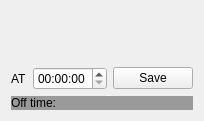
The window that ShutDownPC/widget.ui (rafal-tarnow/Shut_down_pc) describes before a commit, drawn with Qt 5.
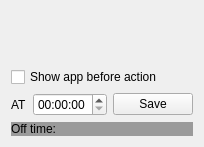
The same window after the commit.

Patch:
```diff
--- a/ShutDownPC/widget.ui
+++ b/ShutDownPC/widget.ui
@@ -7,21 +7,21 @@
     <x>0</x>
     <y>0</y>
     <width>203</width>
-    <height>97</height>
+    <height>117</height>
    </rect>
   </property>
   <property name="windowTitle">
    <string>Widget</string>
   </property>
   <layout class="QGridLayout" name="gridLayout">
-   <item row="1" column="2">
+   <item row="2" column="2">
     <widget class="QPushButton" name="pushButton_save">
      <property name="text">
       <string>Save</string>
      </property>
     </widget>
    </item>
-   <item row="1" column="0">
+   <item row="2" column="0">
     <widget class="QLabel" name="label_2">
      <property name="sizePolicy">
       <sizepolicy hsizetype="Maximum" vsizetype="Preferred">
@@ -34,7 +34,7 @@
      </property>
     </widget>
    </item>
-   <item row="1" column="1">
+   <item row="2" column="1">
     <widget class="QTimeEdit" name="timeEdit">
      <property name="sizePolicy">
       <sizepolicy hsizetype="Maximum" vsizetype="Fixed">
@@ -477,7 +477,7 @@
      </property>
     </widget>
    </item>
-   <item row="2" column="0" colspan="3">
+   <item row="4" column="0" colspan="3">
     <widget class="QLabel" name="label_info">
      <property name="styleSheet">
       <string notr="true">background-color: rgb(154, 154, 154);</string>
@@ -487,6 +487,13 @@
      </property>
     </widget>
    </item>
+   <item row="1" column="0" colspan="3">
+    <widget class="QCheckBox" name="checkBox_show_app_before_action">
+     <property name="text">
+      <string>Show app before action</string>
+     </property>
+    </widget>
+   </item>
   </layout>
  </widget>
  <layoutdefault spacing="6" margin="11"/>
```
